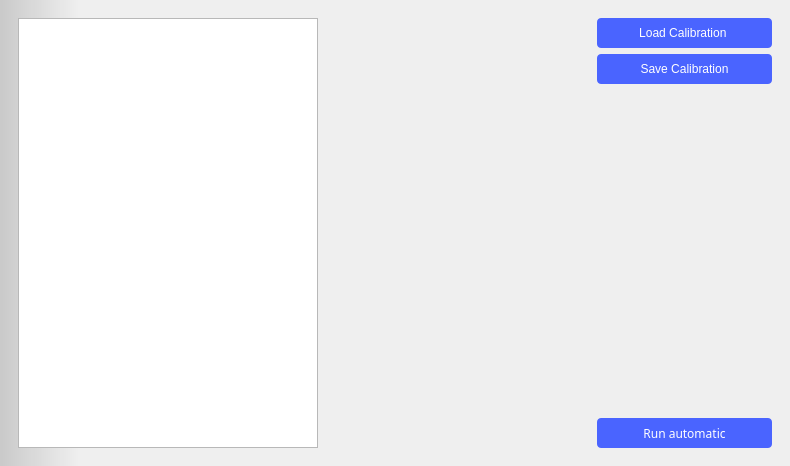
Before: the Qt Designer form ui/manualcalibration.ui in analogdevicesinc/scopy, drawn with Qt 5.
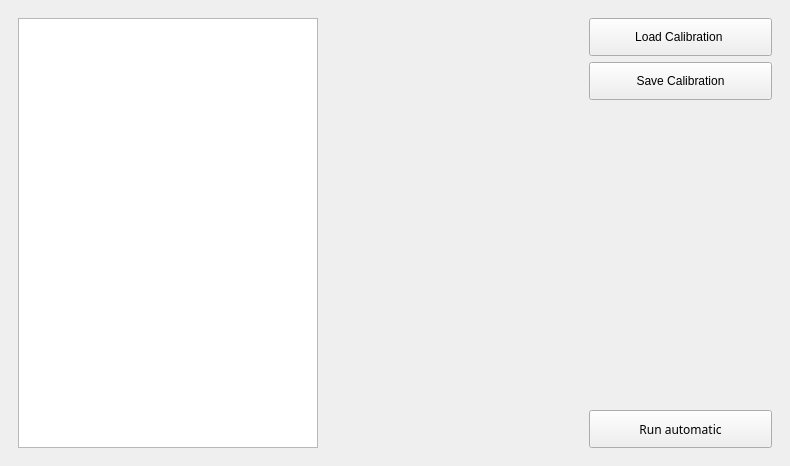
After: the same form once the commit is applied. Custom widgets are drawn as their Qt base class.

Patch:
```diff
--- a/ui/manualcalibration.ui
+++ b/ui/manualcalibration.ui
@@ -14,12 +14,7 @@
    <string>Form</string>
   </property>
   <property name="styleSheet">
-   <string notr="true">QWidget#TopWidget{
-background-color: qlineargradient(spread:pad, x1:0, y1:0, x2:0.1, y2:0, stop:0 rgba(0, 0, 0, 40), stop:1 transparent);
-}
-
-QLabel {
-	color: rgba(255, 255, 255, 150);
+   <string notr="true">QLabel {
 	text-align: left;
 	font-size: 18px;
 }
@@ -28,18 +23,8 @@
 {
   width: 175px;
   height: 30px;
-  background-color: #4a64ff;
-  border-radius: 4px;
 
   text-align: center;
-  color: #ffffff;
-
-}
-
-
-QPushButton:hover
-{
-	 background-color: #4a34ff;
 }
 
 QTabWidget::pane {
```
Left out of the diff: 9 changed lines with no effect on the pictures.
